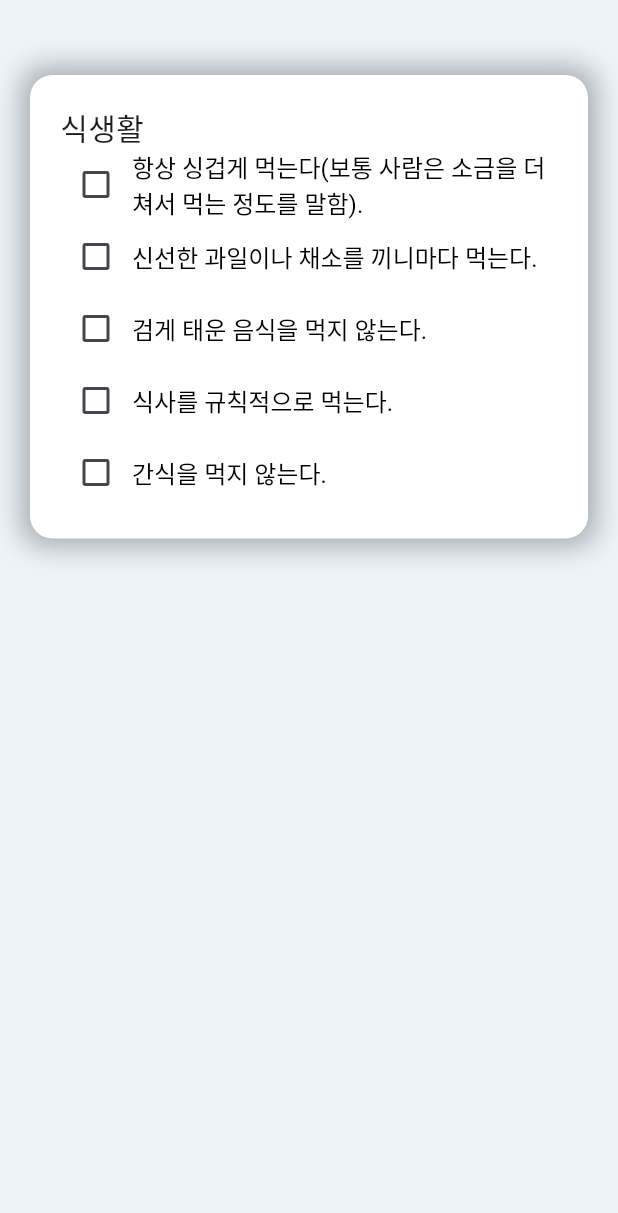
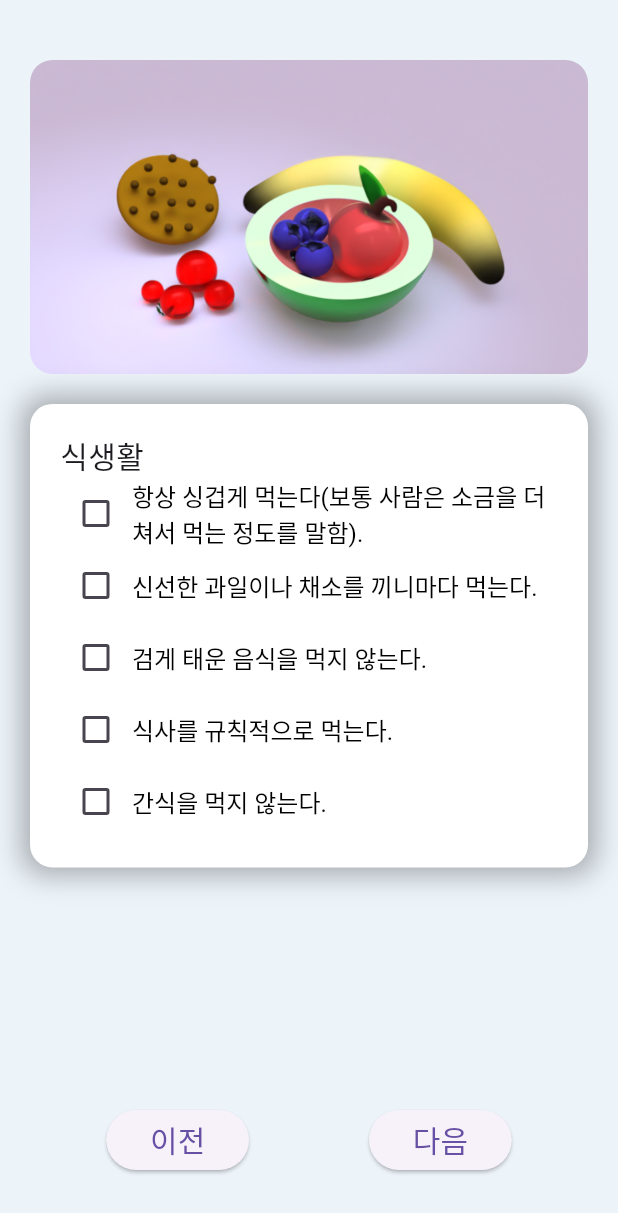
Before and after one commit to e4e6/SSGDT, a Flutter app: the screen it shows after launch, after a tap on "시작", on a phone screen of 412 x 824 dp. Shown: the top 1213 px of the screen. Run offline on Flutter 3.47's test engine with Material 3 defaults, Android fonts, the phone set to English and light mode, and no system bars; our stand-ins replace freezed_annotation.

Commit message:
add: 사진, 질문화면 전환

```diff
--- a/lib/config/constant.dart
+++ b/lib/config/constant.dart
@@ -8,4 +8,5 @@ class Constant{
   static const Color facebookColor = Color(0xFF3B5999);
   static const Color googleColor = Color(0xFFDE4B39);
   static const Color backgroundColor = Color(0xFFECF3F9);
+  static const int maingap = 40;
 }
--- a/lib/controller/question_controller.dart
+++ b/lib/controller/question_controller.dart
@@ -5,9 +5,12 @@ import 'package:jindan/models/question_model/question_model.dart';
 class QuestionController with ChangeNotifier{
   final QuestionModel questionModel = QuestionModel();
 
+  int questionBundleIndex = 0;
+
   List<QuestionBundleItem> questionBundleList = [
     QuestionBundleItem(
       questionTitle: '식생활',
+      imagePath: 'assets/image/diet.png',
       questionList: [
         QuestionItem(
           questionText:
@@ -34,6 +37,7 @@ class QuestionController with ChangeNotifier{
     ),
     QuestionBundleItem(
       questionTitle: '운동',
+      imagePath: 'assets/image/exercise.png',
       questionList: [
         QuestionItem(
           questionText: '일주일에 3회 이상, 한 번에 30분 이상 운동한다.',
@@ -51,6 +55,7 @@ class QuestionController with ChangeNotifier{
     ),
     QuestionBundleItem(
       questionTitle: '흡연',
+      imagePath: 'assets/image/smoking.png',
       questionList: [
         QuestionItem(
           questionText: '전혀 피운 적이 없거나 10년 전에 끊었다.',
@@ -76,6 +81,7 @@ class QuestionController with ChangeNotifier{
     ),
     QuestionBundleItem(
       questionTitle: '음주',
+      imagePath: 'assets/image/alcohol_consumption.png',
       questionList: [
         QuestionItem(
           questionText: '전혀 마시지 않는다.',
@@ -101,6 +107,7 @@ class QuestionController with ChangeNotifier{
     ),
     QuestionBundleItem(
       questionTitle: '스트레스',
+      imagePath: 'assets/image/stress.png',
       questionList: [
         QuestionItem(
           questionText:
@@ -131,6 +138,7 @@ class QuestionController with ChangeNotifier{
     ),
     QuestionBundleItem(
       questionTitle: '연간 여행거리 / 위험한 직업',
+      imagePath: 'assets/image/annual_travel_distance_risky_jobs.png',
       questionList: [
         QuestionItem(
           questionText:
@@ -151,6 +159,7 @@ class QuestionController with ChangeNotifier{
     ),
     QuestionBundleItem(
       questionTitle: '운전 및 안전습관',
+      imagePath: 'assets/image/driving_safety_habits.png',
       questionList: [
         QuestionItem(
           questionText:
@@ -171,6 +180,7 @@ class QuestionController with ChangeNotifier{
     ),
     QuestionBundleItem(
       questionTitle: '건강검진',
+      imagePath: 'assets/image/health_checkup.png',
       questionList: [
         QuestionItem(
           questionText: '2 년에 1회 이상 건강검진을 받는다.',
@@ -188,6 +198,7 @@ class QuestionController with ChangeNotifier{
     ),
     QuestionBundleItem(
       questionTitle: 'B형 간염 혹은 바이러스 보유자',
+      imagePath: 'assets/image/hepatitis_b_virus_carrier.png',
       questionList: [
         QuestionItem(
           questionText: '그렇다.',
@@ -205,6 +216,7 @@ class QuestionController with ChangeNotifier{
     ),
     QuestionBundleItem(
       questionTitle: '비만도',
+      imagePath: 'assets/image/obesity.png',
       questionList: [
         QuestionItem(
           questionText: '표준체중(이상 체중의 90~110%).',
@@ -239,4 +251,17 @@ class QuestionController with ChangeNotifier{
     questionBundleList[questionBundleIndex] = newQuestionBundle;
     notifyListeners();
   }
+
+  void changeToNextQuestionBundle() {
+    questionBundleIndex < questionBundleList.length-1
+        ? questionBundleIndex ++
+        : questionBundleIndex = questionBundleList.length-1;
+    notifyListeners();
+  }
+  void changeToPreviousQuestionBundle() {
+    questionBundleIndex >0
+        ? questionBundleIndex --
+        : questionBundleIndex = 0;
+    notifyListeners();
+  }
 }
--- a/lib/models/question_model/question_bundle_item.dart
+++ b/lib/models/question_model/question_bundle_item.dart
@@ -10,5 +10,6 @@ class QuestionBundleItem with _$QuestionBundleItem {
         required List<QuestionItem> questionList,
         @Default(false) bool isMultipleSelectionsAllowed,
         @Default(0.0) double initialScore,
+        @Default("[item:]이미지 주소 추가 필요") String imagePath,
       }) = _QuestionBundleItem;
 }
--- a/lib/models/question_model/question_item.dart
+++ b/lib/models/question_model/question_item.dart
@@ -6,7 +6,7 @@ part 'question_item.freezed.dart';
 class QuestionItem with _$QuestionItem {
   factory QuestionItem(
       {@Default(0) double score,
-      @Default("질문 내용") String questionText,
+      @Default("[item:]질문 내용 추가 필요") String questionText,
       @Default(false) bool isChecked,
       }) = _QuestionItem;
 }
--- a/lib/screens/body_age_result_screen.dart
+++ b/lib/screens/body_age_result_screen.dart
@@ -1,3 +1,5 @@
+// 미완성 상태라 임시로 표시할 데이터 넣어둠
+
 import 'package:flutter/material.dart';
 
 class BodyAgeResultScreen extends StatefulWidget {
--- a/lib/screens/body_age_test_start_screen.dart
+++ b/lib/screens/body_age_test_start_screen.dart
@@ -43,21 +43,26 @@ class RoundedShadowContainer extends StatelessWidget {
       width: width,
       height: height,
       decoration: BoxDecoration(
-        borderRadius: BorderRadius.circular(20), // 둥글게 만들기 위한 BorderRadius 설정
+        borderRadius: BorderRadius.circular(20),
         boxShadow: [
           BoxShadow(
-            color: Colors.grey.withOpacity(0.5), // 그림자 색상 설정
-            spreadRadius: 5, // 그림자 확산 범위
-            blurRadius: 7, // 그림자 흐릿함 정도
-            offset: Offset(0, 3), // 그림자 위치 (x, y)
+            color: Colors.grey.withOpacity(0.5),
+            spreadRadius: 5,
+            blurRadius: 7,
+            offset: Offset(0, 3),
           ),
         ],
-        color: Colors.white, // 컨테이너의 배경색 설정
+        color: Colors.white,
       ),
       child: Center(
-        child: Text(
-          text,
-          style: TextStyle(fontSize: 20),
+        child: Column(
+          mainAxisAlignment: MainAxisAlignment.center,
+          children: [
+            Image.asset(
+              'assets/image/start_screen_image.png',
+              width: 280,
+            ),
+          ],
         ),
       ),
     );
--- a/lib/screens/question_screens/question_screen.dart
+++ b/lib/screens/question_screens/question_screen.dart
@@ -2,6 +2,7 @@ import 'package:flutter/material.dart';
 import 'package:jindan/config/constant.dart';
 import 'package:jindan/controller/question_controller.dart';
 import 'package:jindan/screens/body_age_result_screen.dart';
+import 'package:jindan/screens/question_screens/widgets/bundle_question_image_widget.dart';
 import 'package:jindan/screens/question_screens/widgets/bundle_question_widget.dart';
 import 'package:provider/provider.dart';
 
@@ -15,18 +16,57 @@ class QuestionScreen extends StatefulWidget {
 class _QuestionScreenState extends State<QuestionScreen> {
   @override
   Widget build(BuildContext _) {
+
     QuestionController questionControllerWatch =
         Provider.of<QuestionController>(_, listen: true);
-    int questionBundleIndex;
-
     return Scaffold(
       backgroundColor: Constant.backgroundColor,
       body: Column(
         children: [
           SizedBox(
-            height: 50,
+            height: 40,
           ),
-          BundleQuestionWidget(questionBundleIndex: 0),
+
+          BundleQuestionImageWidget(),
+
+          SizedBox(
+            height: 20,
+          ),
+
+          BundleQuestionWidget(),
+
+          const Expanded(
+            child: Center(child: null),
+          ),
+
+          Row(
+            mainAxisAlignment: MainAxisAlignment.center,
+            children: [
+              ElevatedButton(
+                  onPressed: () {
+                    questionControllerWatch.changeToPreviousQuestionBundle();
+                  },
+                  child: Text(
+                    ' 이전 ',
+                    style: TextStyle(fontSize: 20),
+                  )
+              ),
+              SizedBox(width: 80,),
+              ElevatedButton(
+                  onPressed: () {
+                    questionControllerWatch.changeToNextQuestionBundle();
+                  },
+                  child: Text(
+                    questionControllerWatch.questionBundleIndex == questionControllerWatch.questionBundleList.length-1
+                      ? ' 제출 '
+                      : ' 다음 '
+                    ,
+                    style: TextStyle(fontSize: 20),
+                  )
+              ),
+            ],
+          ),
+          const Padding(padding: EdgeInsets.only(bottom: 40),),
         ],
       ),
     );
--- /dev/null
+++ b/lib/screens/question_screens/widgets/bundle_question_image_widget.dart
@@ -0,0 +1,26 @@
+import 'package:flutter/material.dart';
+import 'package:jindan/controller/question_controller.dart';
+import 'package:provider/provider.dart';
+
+class BundleQuestionImageWidget extends StatefulWidget {
+  const BundleQuestionImageWidget({Key? key}) : super(key: key);
+
+  @override
+  State<BundleQuestionImageWidget> createState() => _BundleQuestionImageWidgetState();
+}
+
+class _BundleQuestionImageWidgetState extends State<BundleQuestionImageWidget> {
+  @override
+  Widget build(BuildContext _) {
+    QuestionController questionControllerWatch =
+    Provider.of<QuestionController>(_, listen: true);
+
+    return ClipRRect(
+      borderRadius: BorderRadius.circular(15),
+      child: Image.asset(
+        questionControllerWatch.questionBundleList[questionControllerWatch.questionBundleIndex].imagePath,
+      width:MediaQuery.of(context).size.width - 40
+      ),
+    );
+  }
+}
--- a/lib/screens/question_screens/widgets/bundle_question_widget.dart
+++ b/lib/screens/question_screens/widgets/bundle_question_widget.dart
@@ -5,10 +5,8 @@ import 'package:jindan/screens/question_screens/widgets/single_question_widget.d
 import 'package:provider/provider.dart';
 
 class BundleQuestionWidget extends StatefulWidget {
-  BundleQuestionWidget({Key? key,required this.questionBundleIndex})
+  BundleQuestionWidget({Key? key,})
       : super(key: key);
-
-  int questionBundleIndex;
 
   @override
   State<BundleQuestionWidget> createState() => _BundleQuestionWidgetState();
@@ -20,7 +18,7 @@ class _BundleQuestionWidgetState extends State<BundleQuestionWidget> {
     QuestionController questionControllerWatch =
     Provider.of<QuestionController>(context, listen: true);
 
-    QuestionBundleItem questionBundleItem = questionControllerWatch.questionBundleList[widget.questionBundleIndex];
+    QuestionBundleItem questionBundleItem = questionControllerWatch.questionBundleList[questionControllerWatch.questionBundleIndex];
 
     return AnimatedContainer(
       duration: Duration(milliseconds: 300),
@@ -55,7 +53,6 @@ class _BundleQuestionWidgetState extends State<BundleQuestionWidget> {
                 itemCount: questionBundleItem.questionList.length,
                 itemBuilder: (BuildContext _, int questionIndex) {
                   return SingleQuestionWidget(
-                    questionBundleIndex: widget.questionBundleIndex,
                     questionIndex: questionIndex,
                   );
                 },
--- a/lib/screens/question_screens/widgets/single_question_widget.dart
+++ b/lib/screens/question_screens/widgets/single_question_widget.dart
@@ -7,11 +7,9 @@ import 'package:provider/provider.dart';
 class SingleQuestionWidget extends StatelessWidget {
   SingleQuestionWidget({
     Key? key,
-    required this.questionBundleIndex,
     required this. questionIndex,
   }) : super(key: key);
 
-  int questionBundleIndex;
   int questionIndex;
 
   @override
@@ -19,7 +17,7 @@ class SingleQuestionWidget extends StatelessWidget {
     QuestionController questionControllerWatch =
     Provider.of<QuestionController>(context, listen: true);
 
-    QuestionBundleItem questionBundleItem = questionControllerWatch.questionBundleList[questionBundleIndex];
+    QuestionBundleItem questionBundleItem = questionControllerWatch.questionBundleList[questionControllerWatch.questionBundleIndex];
     QuestionItem questionItem = questionBundleItem.questionList[questionIndex];
 
     return Row(
@@ -28,7 +26,7 @@ class SingleQuestionWidget extends StatelessWidget {
           value: questionItem.isChecked,
 
           onChanged: (value){
-            questionControllerWatch.changeQuestionCheckboxValue(questionBundleIndex: questionBundleIndex, questionIndex: questionIndex);
+            questionControllerWatch.changeQuestionCheckboxValue(questionBundleIndex: questionControllerWatch.questionBundleIndex, questionIndex: questionIndex);
             print('클릭됨: ${questionIndex}');
           }
         ),
--- a/pubspec.yaml
+++ b/pubspec.yaml
@@ -60,6 +60,7 @@ dev_dependencies:
 flutter:
   assets:
     - assets/json/
+    - assets/image/
 
   # The following line ensures that the Material Icons font is
   # included with your application, so that you can use the icons in
```
Also changed, not shown: lib/models/question_model/question_bundle_item.freezed.dart, lib/models/question_model/question_item.freezed.dart, pubspec.lock.
